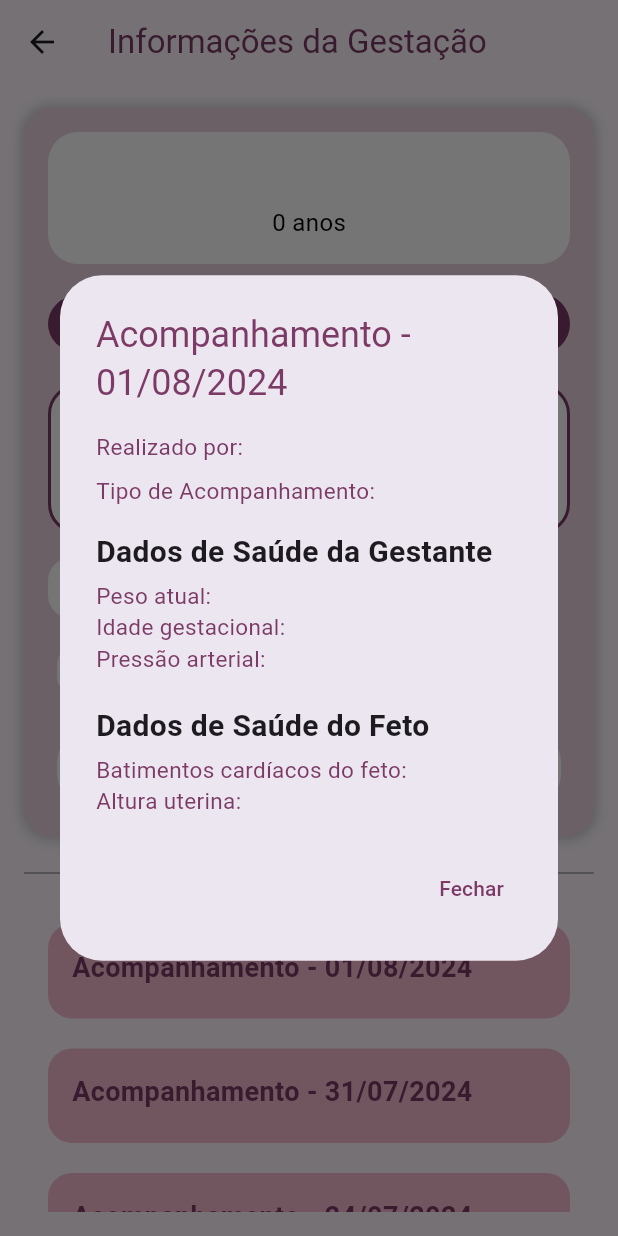
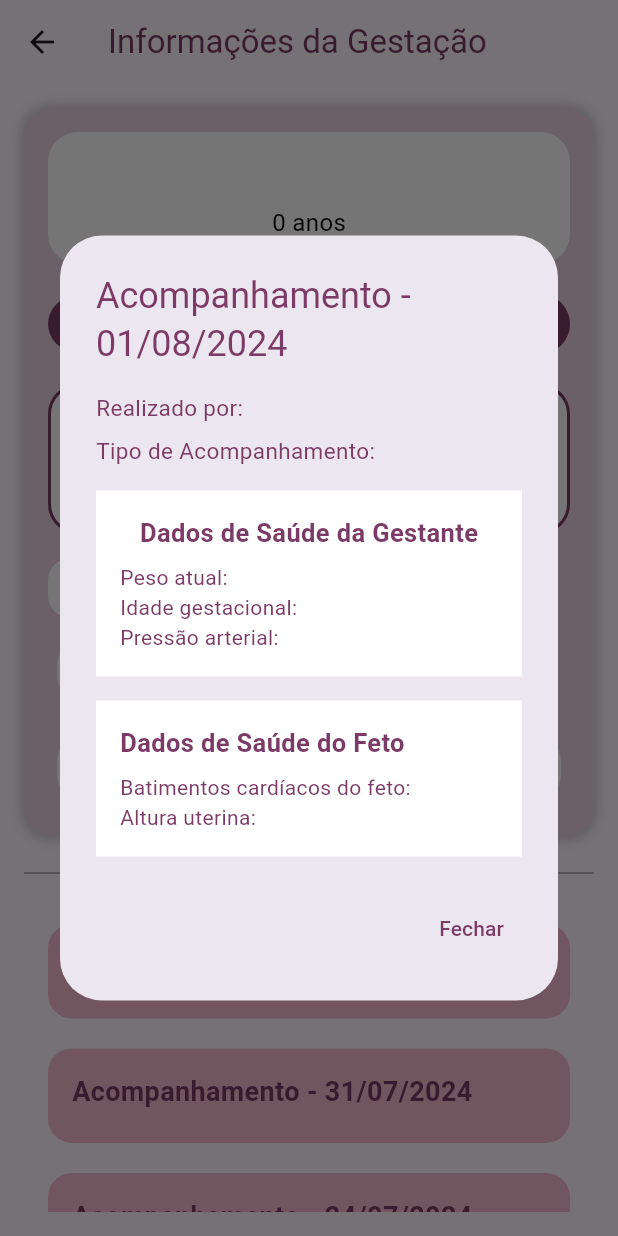
Before and after one commit to nullbyte-tecnology/angels-app, a Flutter app: the DetalhesGestante screen opened directly with empty values, after a tap on an icon or button, on a phone screen of 412 x 824 dp. Run offline on Flutter 3.47's test engine with Material 3 defaults, Android fonts, the phone set to English and light mode, and no system bars; our stand-ins replace device_preview, flutter_multi_formatter, mask_text_input_formatter.

Commit message:
refactor: adiciona container no dialog de acompanhamento

```diff
--- a/angels_app/lib/main.dart
+++ b/angels_app/lib/main.dart
@@ -2,9 +2,6 @@ import 'package:angels_app/pages/homescreen/home_screen.dart';
 import 'package:angels_app/pages/navbar/gestantes.dart';
 import 'package:flutter/material.dart';
 import 'package:device_preview/device_preview.dart';
-import 'package:angels_app/pages/login/login_usuario.dart';
-import 'package:angels_app/pages/cadastro/cadastro_usuario.dart';
-import 'package:angels_app/pages/navbar/home.dart';
 
 void main() {
   runApp(DevicePreview(enabled: true, builder: (context) => const MyApp()));
--- a/angels_app/lib/widgets/acompanhamento_dialog.dart
+++ b/angels_app/lib/widgets/acompanhamento_dialog.dart
@@ -25,41 +25,69 @@ class AcompanhamentoDialog {
                   color: Color.fromRGBO(124, 58, 102, 1), fontSize: 15),
             ),
             SizedBox(height: 16.0),
-            Text(
+            Container(
+              width: 500,
+              color: Colors.white,
+              padding: EdgeInsets.all(16.0),
+              child: Column(
+                crossAxisAlignment: CrossAxisAlignment.start,
+                children: [
+                  Center(
+                    child: Text(
                       "Dados de Saúde da Gestante",
-              style: TextStyle(fontWeight: FontWeight.bold, fontSize: 20),
+                      style: TextStyle(
+                          fontWeight: FontWeight.bold,
+                          fontSize: 17,
+                          color: Color.fromRGBO(124, 58, 102, 1)),
                     ),
-            SizedBox(height: 4.0),
+                  ),
+                  SizedBox(height: 8.0),
                   Text(
                     "Peso atual:",
                     style: TextStyle(
-                  color: Color.fromRGBO(124, 58, 102, 1), fontSize: 15),
+                        color: Color.fromRGBO(124, 58, 102, 1), fontSize: 14),
                   ),
                   Text(
                     "Idade gestacional:",
                     style: TextStyle(
-                  color: Color.fromRGBO(124, 58, 102, 1), fontSize: 15),
+                        color: Color.fromRGBO(124, 58, 102, 1), fontSize: 14),
                   ),
                   Text(
                     "Pressão arterial:",
                     style: TextStyle(
-                  color: Color.fromRGBO(124, 58, 102, 1), fontSize: 15),
+                        color: Color.fromRGBO(124, 58, 102, 1), fontSize: 14),
                   ),
-            SizedBox(height: 20.0),
+                ],
+              ),
+            ),
+            SizedBox(height: 16.0),
+            Container(
+              width: 500,
+              color: Colors.white,
+              padding: EdgeInsets.all(16.0),
+              child: Column(
+                crossAxisAlignment: CrossAxisAlignment.start,
+                children: [
                   Text(
                     "Dados de Saúde do Feto",
-              style: TextStyle(fontWeight: FontWeight.bold, fontSize: 20),
+                    style: TextStyle(
+                        fontWeight: FontWeight.bold,
+                        fontSize: 17,
+                        color: Color.fromRGBO(124, 58, 102, 1)),
                   ),
-            SizedBox(height: 4.0),
+                  SizedBox(height: 8.0),
                   Text(
                     "Batimentos cardíacos do feto:",
                     style: TextStyle(
-                  color: Color.fromRGBO(124, 58, 102, 1), fontSize: 15),
+                        color: Color.fromRGBO(124, 58, 102, 1), fontSize: 14),
                   ),
                   Text(
                     "Altura uterina:",
                     style: TextStyle(
-                  color: Color.fromRGBO(124, 58, 102, 1), fontSize: 15),
+                        color: Color.fromRGBO(124, 58, 102, 1), fontSize: 14),
+                  ),
+                ],
+              ),
             ),
           ],
         ),
```
Lines whose indentation alone changed are shown as unchanged.
